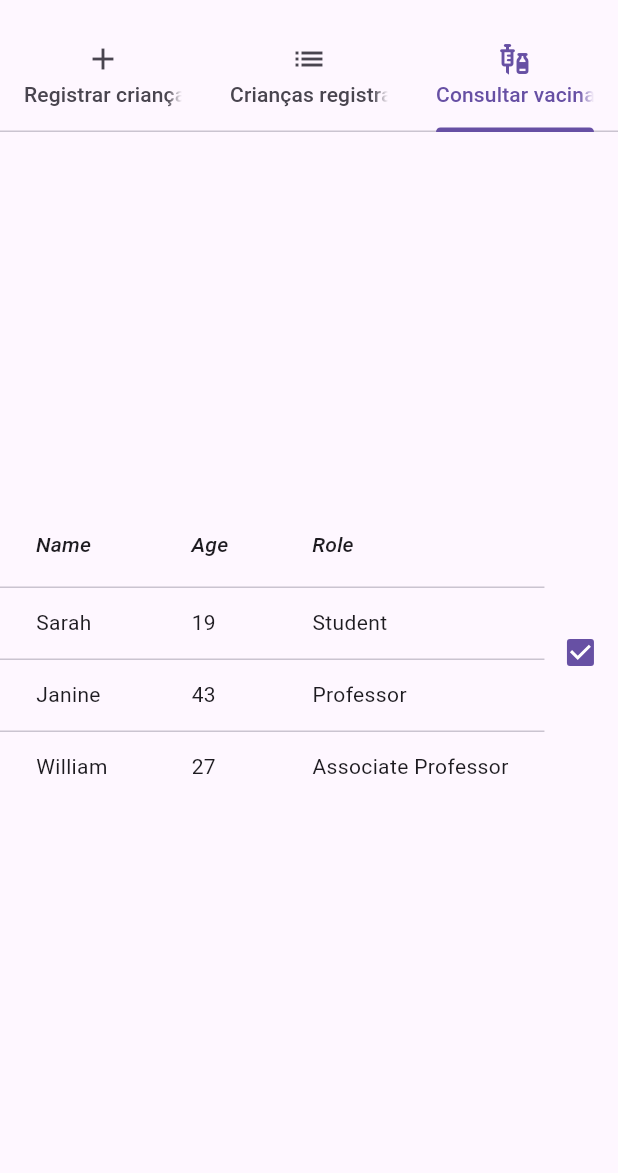
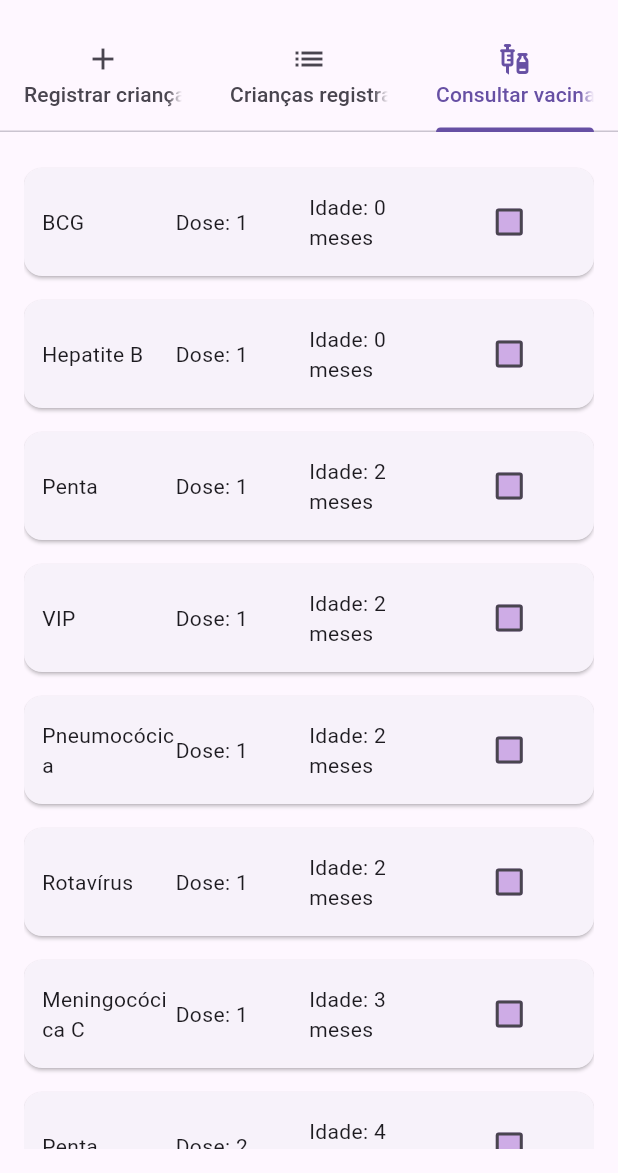
Before and after one commit to cassiab13/calendario_vacinacao, a Flutter app: the MainPage screen opened by its route, tab 3 chosen, on a phone screen of 412 x 824 dp, the part 63-1236 px from its top. Run offline on Flutter 3.47's test engine with Material 3 defaults, Android fonts, the phone set to English and light mode, and no system bars.

Commit message:
feat: Card Vaccine_Page and Checkbox component

```diff
--- /dev/null
+++ b/lib/components/checkbox.dart
@@ -0,0 +1,49 @@
+import 'package:flutter/material.dart';
+
+void main() => runApp(const CheckboxExampleApp());
+
+class CheckboxExampleApp extends StatelessWidget {
+  const CheckboxExampleApp({super.key});
+
+  @override
+  Widget build(BuildContext context) {
+    return const CheckboxExample();
+  }
+}
+
+class CheckboxExample extends StatefulWidget {
+  const CheckboxExample({super.key});
+
+  @override
+  State<CheckboxExample> createState() => _CheckboxExampleState();
+}
+
+class _CheckboxExampleState extends State<CheckboxExample> {
+  bool isChecked = false;
+
+  @override
+  Widget build(BuildContext context) {
+    Color getColor(Set<WidgetState> states) {
+      const Set<WidgetState> interactiveStates = <WidgetState>{
+        WidgetState.pressed,
+        WidgetState.hovered,
+        WidgetState.focused,
+      };
+      if (states.any(interactiveStates.contains)) {
+        return const Color.fromARGB(255, 210, 185, 236);
+      }
+      return const  Color.fromARGB(255, 206, 172, 230);
+    }
+
+    return Checkbox(
+      checkColor: Colors.white,
+      fillColor: WidgetStateProperty.resolveWith(getColor),
+      value: isChecked,
+      onChanged: (bool? value) {
+        setState(() {
+          isChecked = value!;
+        });
+      },
+    );
+  }
+}
--- /dev/null
+++ b/lib/components/login_field.dart
@@ -0,0 +1,54 @@
+import 'package:flutter/material.dart';
+
+class LoginField extends StatelessWidget {
+  const LoginField({super.key});
+
+  @override
+  Widget build(BuildContext context) {
+    return Column(
+      mainAxisAlignment: MainAxisAlignment.center,
+      crossAxisAlignment: CrossAxisAlignment.center,
+      children: [
+        const SizedBox(
+          width: 250,
+          child: TextField(
+            decoration: InputDecoration(
+              filled: true,
+              fillColor: Colors.white54,
+              border: OutlineInputBorder(),
+              labelText: 'Nome do usuário',
+            ),
+          ),
+        ),
+        const SizedBox(height: 30),
+        const SizedBox(
+          width: 250,
+          child: TextField(
+            decoration: InputDecoration(
+              filled: true,
+              fillColor: Colors.white54,
+              border: OutlineInputBorder(),
+              labelText: 'Senha',
+            ),
+          ),
+        ),
+        const SizedBox(height: 30),
+        FilledButton(
+          onPressed: () {
+            Navigator.pushNamed(context, '/main');
+          },
+          style: ButtonStyle(
+              backgroundColor: WidgetStateProperty.all(
+                 const Color.fromARGB(255, 240, 177, 203)),
+              fixedSize: WidgetStateProperty.all(const Size(150, 30)),
+              ),
+          child: const Text(
+            style: TextStyle(
+              color: Colors.black,
+              ),
+            'Login'),
+        )
+      ],
+    );
+  }
+}
--- a/lib/models/vaccine.dart
+++ b/lib/models/vaccine.dart
@@ -1,5 +1,5 @@
 class Vaccine {
-  final String? name;
+  final String name;
   final int months;
   final String? description;
   final int dose;
--- a/lib/pages/login_page.dart
+++ b/lib/pages/login_page.dart
@@ -1,4 +1,5 @@
 import 'package:calendario_vacinacao/components/background.dart';
+import 'package:calendario_vacinacao/components/login_field.dart';
 import 'package:flutter/material.dart';
 
 class LoginPage extends StatelessWidget {
@@ -24,57 +25,3 @@ class LoginPage extends StatelessWidget {
     );
   }
 }
-
-
-class LoginField extends StatelessWidget {
-  const LoginField({super.key});
-
-  @override
-  Widget build(BuildContext context) {
-    return Column(
-      mainAxisAlignment: MainAxisAlignment.center,
-      crossAxisAlignment: CrossAxisAlignment.center,
-      children: [
-        const SizedBox(
-          width: 250,
-          child: TextField(
-            decoration: InputDecoration(
-              filled: true,
-              fillColor: Colors.white54,
-              border: OutlineInputBorder(),
-              labelText: 'Nome do usuário',
-            ),
-          ),
-        ),
-        const SizedBox(height: 30),
-        const SizedBox(
-          width: 250,
-          child: TextField(
-            decoration: InputDecoration(
-              filled: true,
-              fillColor: Colors.white54,
-              border: OutlineInputBorder(),
-              labelText: 'Senha',
-            ),
-          ),
-        ),
-        const SizedBox(height: 30),
-        FilledButton(
-          onPressed: () {
-            Navigator.pushNamed(context, '/main');
-          },
-          style: ButtonStyle(
-              backgroundColor: WidgetStateProperty.all(
-                 const Color.fromARGB(255, 240, 177, 203)),
-              fixedSize: WidgetStateProperty.all(const Size(150, 30)),
-              ),
-          child: const Text(
-            style: TextStyle(
-              color: Colors.black,
-              ),
-            'Login'),
-        )
-      ],
-    );
-  }
-}
--- a/lib/pages/vaccine_page.dart
+++ b/lib/pages/vaccine_page.dart
@@ -1,4 +1,7 @@
+import 'package:calendario_vacinacao/components/background.dart';
+import 'package:calendario_vacinacao/components/checkbox.dart';
 import 'package:calendario_vacinacao/models/child.dart';
+import 'package:calendario_vacinacao/models/vaccine.dart';
 import 'package:flutter/material.dart';
 
 class VaccinePage extends StatefulWidget {
@@ -13,69 +16,59 @@ class VaccinePage extends StatefulWidget {
 class _VaccinePageState extends State<VaccinePage> {
   Child? _selectedChild;
 
+  @override
+  void initState() {
+    super.initState();
+    if (widget.registeredChild.isNotEmpty) {
+      _selectedChild = widget.registeredChild.first;
+    }
+  }
+
   bool isChecked = true;
 
   @override
   Widget build(BuildContext context) {
-    return Row(children: [
-      DataTable(
-        columns: const <DataColumn>[
-          DataColumn(
-            label: Expanded(
+    return Padding(
+        padding: const EdgeInsets.all(16.0),
+        child: Column(
+          crossAxisAlignment: CrossAxisAlignment.start,
+          children: [
+            Expanded(
+              child: ListView.builder(
+                  itemCount: vaccines.length,
+                  itemBuilder: (context, index) {
+                    final vaccine = vaccines[index];
+                    return Card(
+                        margin: const EdgeInsets.symmetric(vertical: 8.0),
+                        child: Padding(
+                          padding: const EdgeInsets.all(12.0),
+                          child: Column(
+                            crossAxisAlignment: CrossAxisAlignment.start,
+                            children: [
+                              Row(
+                                mainAxisAlignment:
+                                    MainAxisAlignment.spaceBetween,
+                                children: [
+                                  Expanded(
                                       child: Text(
-                'Name',
-                style: TextStyle(fontStyle: FontStyle.italic),
-              ),
-            ),
-          ),
-          DataColumn(
-            label: Expanded(
+                                    vaccine.name,
+                                  )),
+                                  Expanded(
                                       child: Text(
-                'Age',
-                style: TextStyle(fontStyle: FontStyle.italic),
-              ),
-            ),
-          ),
-          DataColumn(
-            label: Expanded(
-              child: Text(
-                'Role',
-                style: TextStyle(fontStyle: FontStyle.italic),
-              ),
-            ),
-          ),
+                                          'Dose: ${vaccine.dose.toString()}')),
+                                  Expanded(
+                                      child: Text('Idade: ${vaccine.months.toString()} meses')),
+                                  const Expanded(
+                                    child: CheckboxExampleApp()
+                                  )
                                 ],
-        rows: const <DataRow>[
-          DataRow(
-            cells: <DataCell>[
-              DataCell(Text('Sarah')),
-              DataCell(Text('19')),
-              DataCell(Text('Student')),
+                              )
                             ],
                           ),
-          DataRow(
-            cells: <DataCell>[
-              DataCell(Text('Janine')),
-              DataCell(Text('43')),
-              DataCell(Text('Professor')),
+                        ));
+                  }),
+            )
           ],
-          ),
-          DataRow(
-            cells: <DataCell>[
-              DataCell(Text('William')),
-              DataCell(Text('27')),
-              DataCell(Text('Associate Professor')),
-            ],
-          ),
-        ],
-      ),
-      Checkbox(
-          value: isChecked,
-          onChanged: (bool? value) {
-            setState(() {
-              isChecked = value!;
-            });
-          })
-    ]);
+        ));
   }
 }
```
Also changed, not shown: lib/pages/main_page.dart (+5 -9 lines), lib/pages/registered_child_page.dart (+11 -8 lines). Lines whose indentation alone changed are shown as unchanged.
